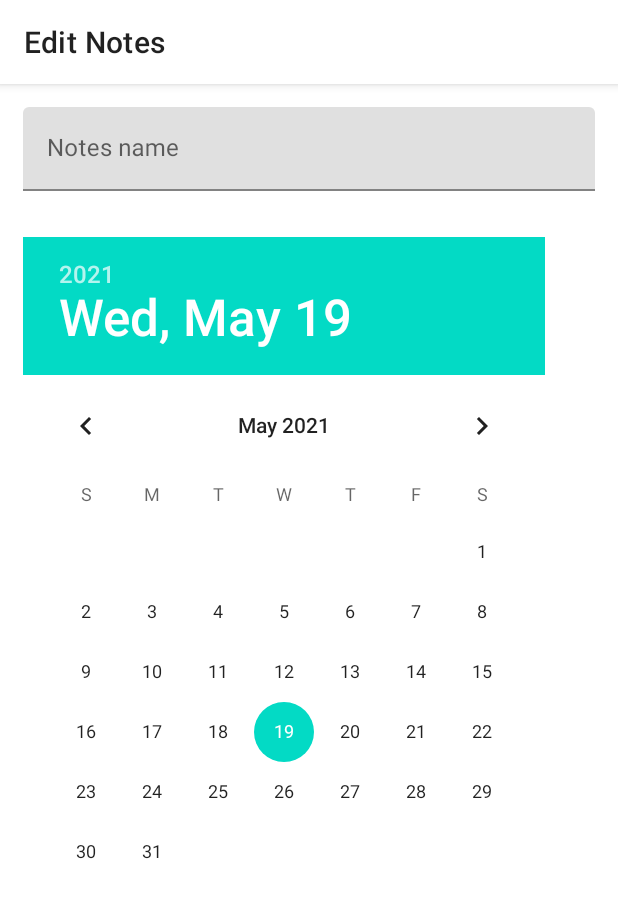
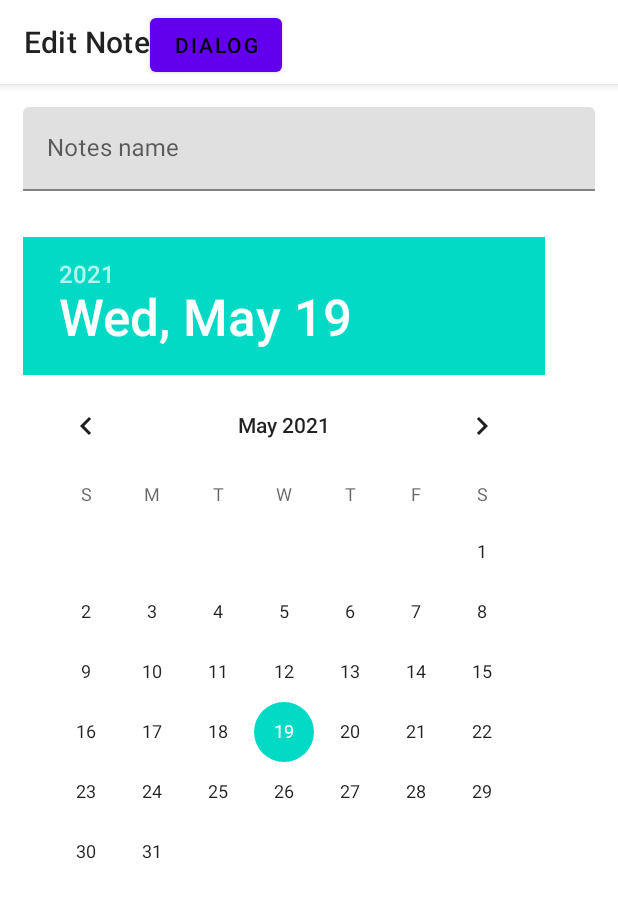
Before and after one commit to Fiskergod/Fragment, an Android app: the fragment EditNote placed in its activity, on a phone screen of 412 x 824 dp. Shown: the top 898 px of the screen. Run offline under Robolectric (Android 15) with nearby library versions, the phone set to English and light mode, and no system bars; our stand-ins replace Firebase (no records; nobody signed in at launch, a user with empty details on screens opened directly); pictures from the network do not load.

Commit message:
alert dialog.

```diff
--- a/app/src/main/java/com/example/fragment/domain/FirestoreNotesRepository.java
+++ b/app/src/main/java/com/example/fragment/domain/FirestoreNotesRepository.java
@@ -54,7 +54,6 @@ public class FirestoreNotesRepository implements NotesRepository {
                         } else {
 
                             callback.onError(task.getException());
-
                         }
                     }
                 });
@@ -103,9 +102,7 @@ public class FirestoreNotesRepository implements NotesRepository {
                         } else {
                             callback.onError(task.getException());
                         }
-
                     }
                 });
-
     }
 }
--- /dev/null
+++ b/app/src/main/res/drawable/ic_baseline_3p_24.xml
@@ -0,0 +1,10 @@
+<vector xmlns:android="http://schemas.android.com/apk/res/android"
+    android:width="24dp"
+    android:height="24dp"
+    android:viewportWidth="24"
+    android:viewportHeight="24"
+    android:tint="?attr/colorControlNormal">
+  <path
+      android:fillColor="@android:color/white"
+      android:pathData="M20,2H4.01c-1.1,0 -2,0.9 -2,2L2,22l4,-4h14c1.1,0 2,-0.9 2,-2V4C22,2.9 21.1,2 20,2zM12,6c1.1,0 2,0.9 2,2s-0.9,2 -2,2s-2,-0.9 -2,-2S10.9,6 12,6zM16,14H8v-0.57c0,-0.81 0.48,-1.53 1.22,-1.85C10.07,11.21 11.01,11 12,11c0.99,0 1.93,0.21 2.78,0.58C15.52,11.9 16,12.62 16,13.43V14z"/>
+</vector>
--- a/app/src/main/res/layout/activity_main.xml
+++ b/app/src/main/res/layout/activity_main.xml
@@ -2,4 +2,14 @@
 <FrameLayout xmlns:android="http://schemas.android.com/apk/res/android"
     android:id="@+id/container"
     android:layout_width="match_parent"
-    android:layout_height="match_parent"/>
+    android:layout_height="match_parent">
+
+    <Button
+        android:id="@+id/alert_dialog"
+        android:layout_width="wrap_content"
+        android:layout_height="wrap_content"
+        android:layout_marginStart="100dp"
+        android:layout_marginTop="6dp"
+        android:textColor="@color/black"
+        android:text="@string/alert_dialog" />
+</FrameLayout>
--- a/app/src/main/res/values/strings.xml
+++ b/app/src/main/res/values/strings.xml
@@ -19,4 +19,8 @@
     <string name="delete">delete</string>
     <string name="edit_menu">Edit Notes</string>
     <string name="hint_note_title">Notes name</string>
+    <string name="alert_dialog">Dialog</string>
+    <string name="alert_dialog_message">Are you sure</string>
+    <string name="positive">Yes</string>
+    <string name="negative">No</string>
 </resources>
```
Also changed, not shown: app/src/main/java/com/example/fragment/ui/MainActivity.java (+33 -2 lines).
